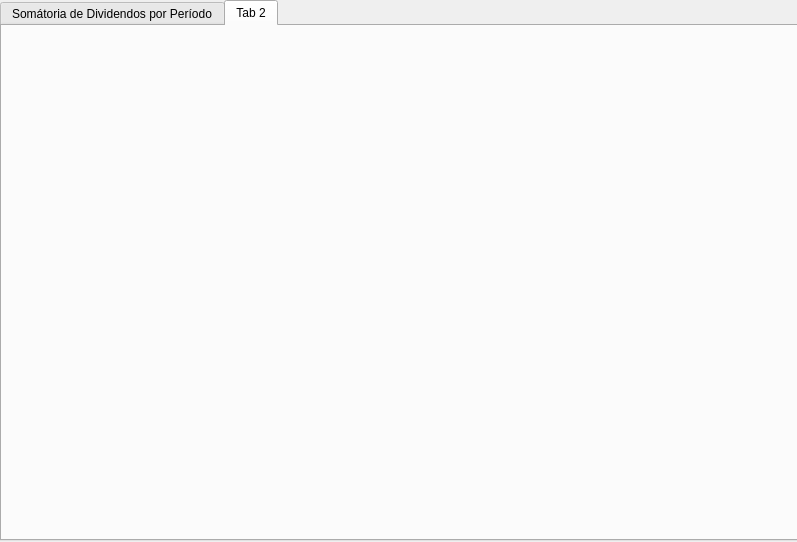
Qt form Rotinas/FrontEnd/Interface/Window_Graficos.ui (leobrunoms8/CapitalTrack) before a commit.
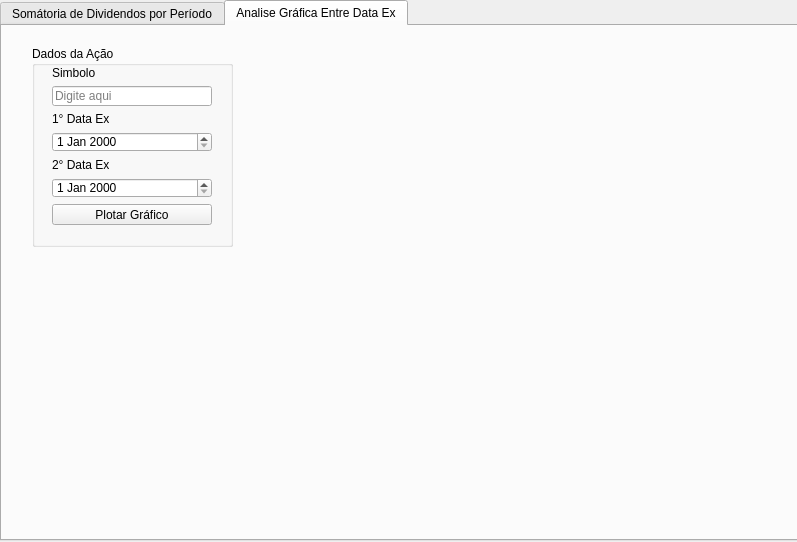
The same form after that commit. The open tabs and pages were chosen to show the change.

Commit message: Ajuste em Testagem Próxima semana e Implementação de Analise Gráfica po ações

```diff
--- a/Rotinas/FrontEnd/Interface/Window_Graficos.ui
+++ b/Rotinas/FrontEnd/Interface/Window_Graficos.ui
@@ -111,8 +111,74 @@
    </widget>
    <widget class="QWidget" name="tab_2">
     <attribute name="title">
-     <string>Tab 2</string>
+     <string>Analise Gráfica Entre Data Ex</string>
     </attribute>
+    <widget class="QGroupBox" name="groupBox_2">
+     <property name="geometry">
+      <rect>
+       <x>30</x>
+       <y>20</y>
+       <width>201</width>
+       <height>201</height>
+      </rect>
+     </property>
+     <property name="title">
+      <string>Dados da Ação</string>
+     </property>
+     <widget class="QWidget" name="verticalLayoutWidget">
+      <property name="geometry">
+       <rect>
+        <x>20</x>
+        <y>20</y>
+        <width>160</width>
+        <height>160</height>
+       </rect>
+      </property>
+      <layout class="QVBoxLayout" name="verticalLayout">
+       <item>
+        <widget class="QLabel" name="label_3">
+         <property name="text">
+          <string>Simbolo</string>
+         </property>
+        </widget>
+       </item>
+       <item>
+        <widget class="QLineEdit" name="lineEdit">
+         <property name="placeholderText">
+          <string>Digite aqui</string>
+         </property>
+        </widget>
+       </item>
+       <item>
+        <widget class="QLabel" name="label_4">
+         <property name="text">
+          <string>1° Data Ex</string>
+         </property>
+        </widget>
+       </item>
+       <item>
+        <widget class="QDateEdit" name="dateEdit_3"/>
+       </item>
+       <item>
+        <widget class="QLabel" name="label_5">
+         <property name="text">
+          <string>2° Data Ex</string>
+         </property>
+        </widget>
+       </item>
+       <item>
+        <widget class="QDateEdit" name="dateEdit_4"/>
+       </item>
+       <item>
+        <widget class="QPushButton" name="pushButton_2">
+         <property name="text">
+          <string>Plotar Gráfico</string>
+         </property>
+        </widget>
+       </item>
+      </layout>
+     </widget>
+    </widget>
    </widget>
   </widget>
  </widget>
```
Left out of the diff: 3 changed lines with no effect on the pictures. The commit also changes 9 other files.
